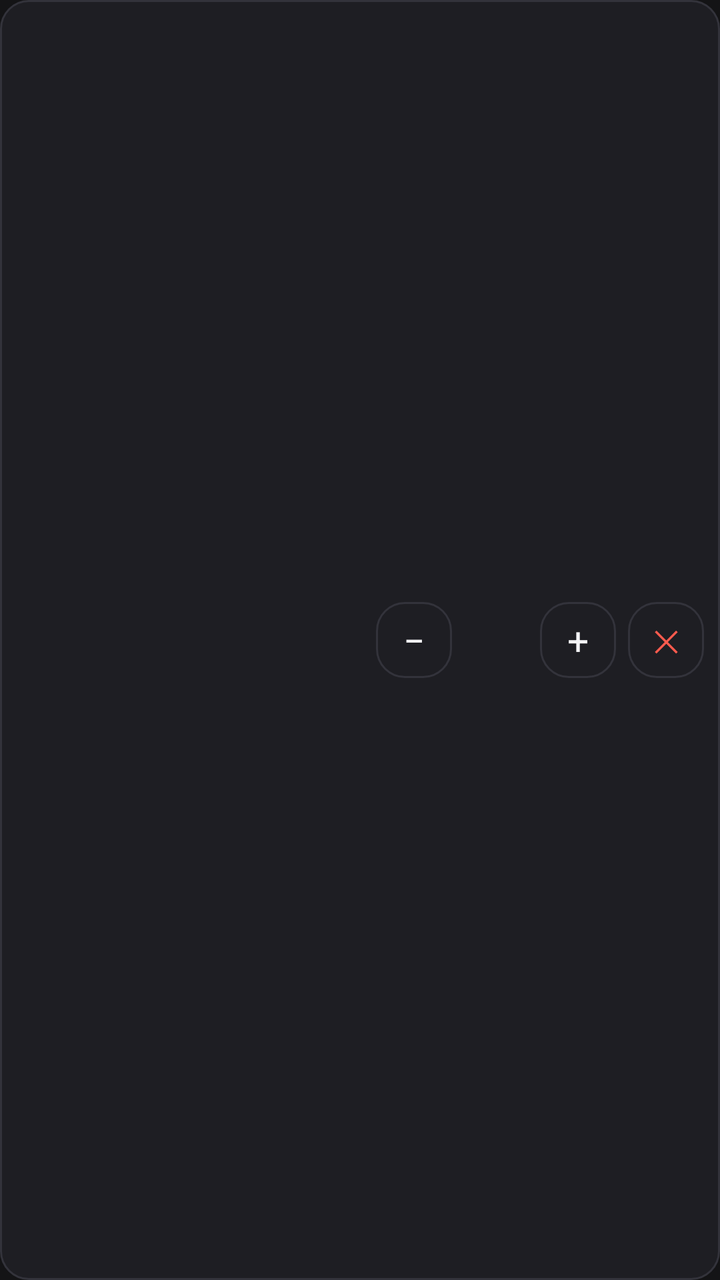
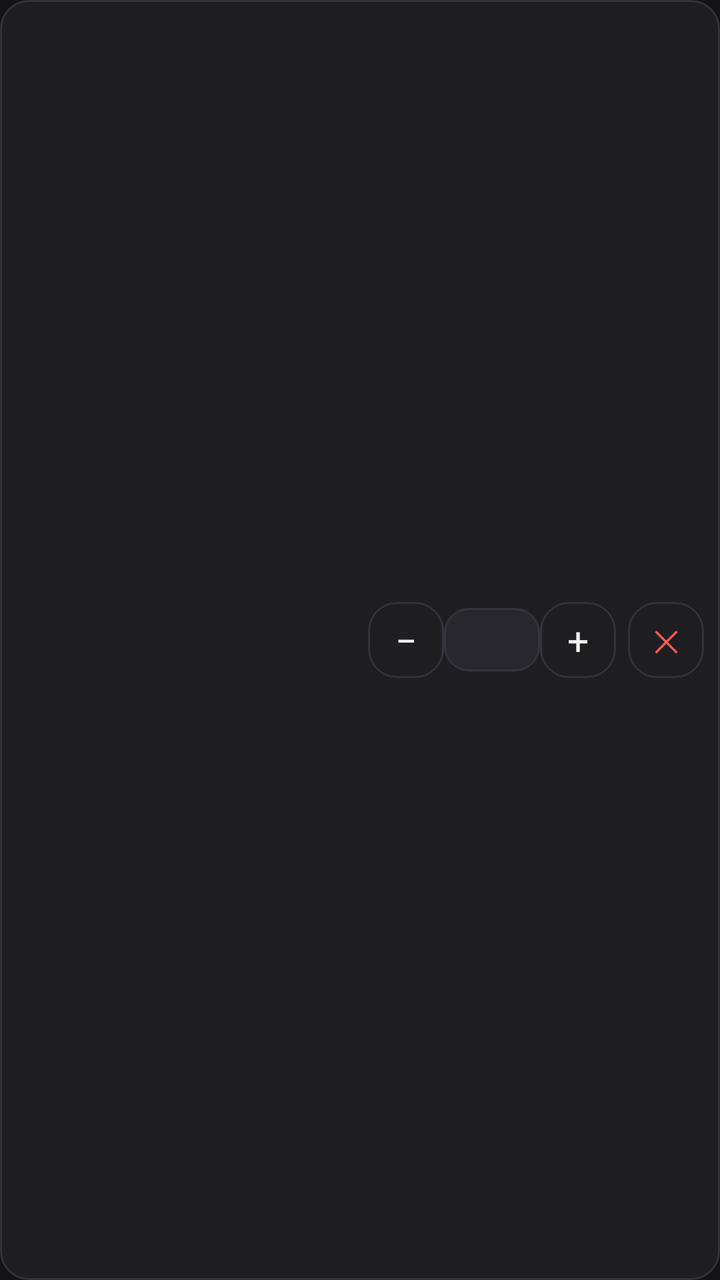

Two renders of the same Android screen: before a commit and after it. Below are the layout's source before the change and the commit's diff.
<!-- AndroidManifest.xml: application theme Theme.MughalPos -->
<!-- res/layout/item_cart_line.xml -->
<?xml version="1.0" encoding="utf-8"?>
<LinearLayout xmlns:android="http://schemas.android.com/apk/res/android"
    android:layout_width="match_parent"
    android:layout_height="wrap_content"
    android:background="@drawable/card"
    android:gravity="center_vertical"
    android:orientation="horizontal"
    android:paddingStart="12dp"
    android:paddingTop="8dp"
    android:paddingEnd="8dp"
    android:paddingBottom="8dp">

    <LinearLayout
        android:layout_width="0dp"
        android:layout_height="wrap_content"
        android:layout_weight="1"
        android:orientation="vertical">

        <TextView
            android:id="@+id/lineName"
            android:layout_width="match_parent"
            android:layout_height="wrap_content"
            android:ellipsize="end"
            android:maxLines="1"
            android:textColor="@color/text"
            android:textSize="13sp"
            android:textStyle="bold" />

        <TextView
            android:id="@+id/lineMeta"
            android:layout_width="match_parent"
            android:layout_height="wrap_content"
            android:ellipsize="end"
            android:maxLines="1"
            android:textColor="@color/text_dim"
            android:textSize="10sp" />

        
        <TextView
            android:id="@+id/lineNote"
            android:layout_width="match_parent"
            android:layout_height="wrap_content"
            android:ellipsize="end"
            android:maxLines="1"
            android:textColor="@color/red"
            android:textSize="10sp"
            android:textStyle="bold"
            android:visibility="gone" />
    </LinearLayout>

    <TextView
        android:id="@+id/lineMinus"
        android:layout_width="38dp"
        android:layout_height="38dp"
        android:background="@drawable/card"
        android:gravity="center"
        android:text="−"
        android:textColor="@color/text"
        android:textSize="19sp" />

    <TextView
        android:id="@+id/lineQty"
        android:layout_width="44dp"
        android:layout_height="wrap_content"
        android:gravity="center"
        android:textColor="@color/gold"
        android:textSize="16sp"
        android:textStyle="bold" />

    <TextView
        android:id="@+id/linePlus"
        android:layout_width="38dp"
        android:layout_height="38dp"
        android:background="@drawable/card"
        android:gravity="center"
        android:text="+"
        android:textColor="@color/text"
        android:textSize="19sp" />

    <TextView
        android:id="@+id/lineRemove"
        android:layout_width="38dp"
        android:layout_height="38dp"
        android:layout_marginStart="6dp"
        android:background="@drawable/card"
        android:gravity="center"
        android:text="✕"
        android:textColor="@color/red"
        android:textSize="15sp" />
</LinearLayout>
<!-- resources referenced by this layout -->
<resources>
  <color name="gold">#C9A227</color>
  <color name="red">#FF5B4E</color>
  <color name="text">#F4F4F6</color>
  <color name="text_dim">#9D9DA5</color>
  <!-- drawable card (drawable) -->
  <?xml version="1.0" encoding="utf-8"?>
  <shape xmlns:android="http://schemas.android.com/apk/res/android"
      android:shape="rectangle">
      <solid android:color="@color/surface" />
      <stroke
          android:width="1dp"
          android:color="@color/line" />
      <corners android:radius="14dp" />
  </shape>
  <style name="Theme.MughalPos" parent="Theme.Material3.Dark.NoActionBar">
          <item name="colorPrimary">@color/gold</item>
          <item name="colorOnPrimary">@color/on_gold</item>
          <item name="colorPrimaryContainer">@color/gold_dim</item>
          <item name="colorOnPrimaryContainer">@color/text</item>
  
          <item name="colorSecondary">@color/gold</item>
          <item name="colorOnSecondary">@color/on_gold</item>
  
          <item name="colorSurface">@color/surface</item>
          <item name="colorOnSurface">@color/text</item>
          <item name="colorSurfaceVariant">@color/surface_2</item>
          <item name="colorOnSurfaceVariant">@color/text_dim</item>
  
          <item name="colorError">@color/red</item>
          <item name="colorOnError">@color/white</item>
  
          <item name="android:colorBackground">@color/bg</item>
          <item name="android:windowBackground">@color/bg</item>
          <item name="android:statusBarColor">@color/bg</item>
          <item name="android:navigationBarColor">@color/bg</item>
          <item name="android:textColorPrimary">@color/text</item>
          <item name="android:textColorSecondary">@color/text_dim</item>
      </style>
  <color name="surface">#1E1E23</color>
  <color name="line">#33333B</color>
  <color name="on_gold">#141416</color>
  <color name="gold_dim">#4A3C12</color>
  <color name="surface_2">#26262C</color>
  <color name="white">#FFFFFF</color>
  <color name="bg">#141416</color>
</resources>

<!-- the commit's change to res/layout/item_cart_line.xml (unified diff, before → after) -->
@@ -58,11 +58,17 @@
         android:textColor="@color/text"
         android:textSize="19sp" />
 
+    
     <TextView
         android:id="@+id/lineQty"
-        android:layout_width="44dp"
+        android:layout_width="48dp"
         android:layout_height="wrap_content"
+        android:background="@drawable/field"
+        android:clickable="true"
+        android:focusable="true"
         android:gravity="center"
+        android:paddingTop="5dp"
+        android:paddingBottom="5dp"
         android:textColor="@color/gold"
         android:textSize="16sp"
         android:textStyle="bold" />
<!-- resource entries referenced after the edit -->
@@ -13,6 +13,16 @@
           android:width="1dp"
           android:color="@color/line" />
       <corners android:radius="14dp" />
+  </shape>
+  <!-- drawable field (drawable) -->
+  <?xml version="1.0" encoding="utf-8"?>
+  <shape xmlns:android="http://schemas.android.com/apk/res/android"
+      android:shape="rectangle">
+      <solid android:color="@color/surface_2" />
+      <stroke
+          android:width="1dp"
+          android:color="@color/line" />
+      <corners android:radius="12dp" />
   </shape>
   <style name="Theme.MughalPos" parent="Theme.Material3.Dark.NoActionBar">
           <item name="colorPrimary">@color/gold</item>
